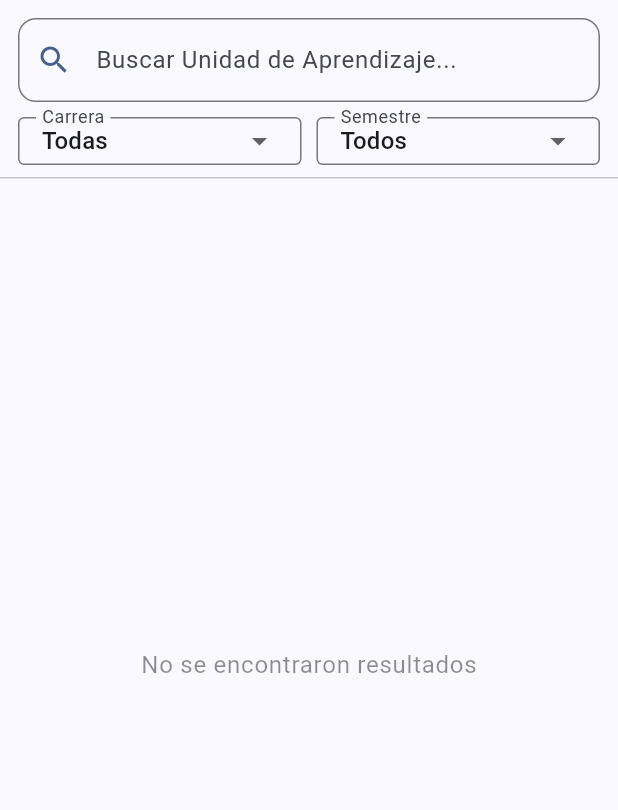
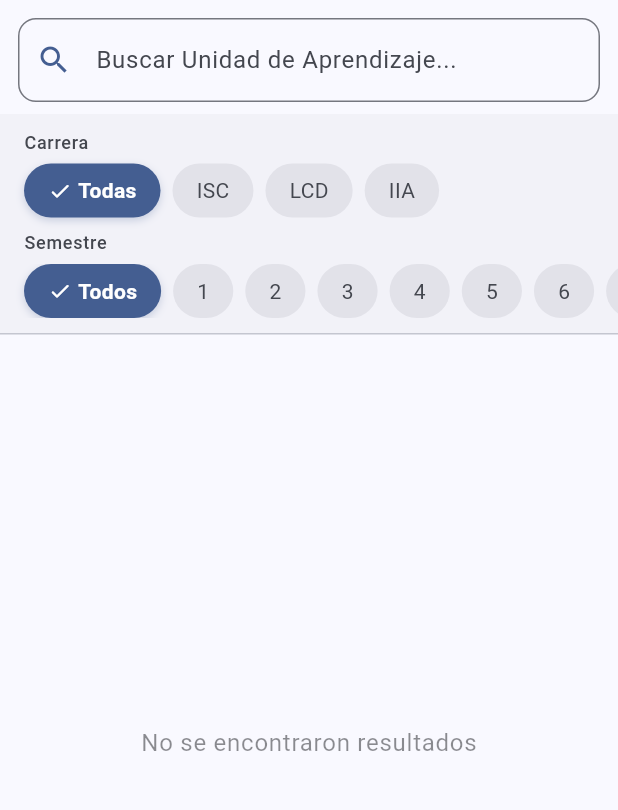
Before and after one commit to diegoyeo/DispositivosMoviles, a Flutter app: the EtsHomePage screen opened directly, on a phone screen of 412 x 824 dp, the part 84-894 px from its top. Run offline on Flutter 3.47's test engine with Material 3 defaults, Android fonts, the phone set to English and light mode, and no system bars; our stand-ins replace flutter_local_notifications, pdf, printing, shared_preferences, sqflite, table_calendar and 1 more; accounts and stored records are empty; network calls fail.

Commit message:
feat: filter chips animados en pantalla Examenes Disponibles
Reemplaza los DropdownButtonFormField por dos filas de chips scrolleables.
Carreras se cargan desde CatalogosProvider con fallback ISC/LCD/IIA.
Animacion de color 200ms, escala 1.05 al presionar, fade 300ms en lista.

Co-Authored-By: Claude Sonnet 4.6 <noreply@anthropic.com>

```diff
--- a/lib/features/ets/presentation/pages/ets_home_page.dart
+++ b/lib/features/ets/presentation/pages/ets_home_page.dart
@@ -2,6 +2,7 @@ import 'package:flutter/material.dart';
 import 'package:provider/provider.dart';
 
 import '../../../../../core/providers/preferences_provider.dart';
+import 'package:dispositivos_moviles/features/catalogos/providers/catalogos_provider.dart';
 import '../providers/ets_provider.dart';
 import '../providers/auth_provider.dart';
 import '../widgets/app_drawers.dart';
@@ -25,6 +26,11 @@ class _EtsHomePageState extends State<EtsHomePage>
   String _carreraFiltro = 'Todas';
   String _semestreFiltro = 'Todos';
 
+  static const List<String> _semestres = [
+    'Todos', '1', '2', '3', '4', '5', '6', '7', '8', '9',
+  ];
+  static const List<String> _carreraFallback = ['ISC', 'LCD', 'IIA'];
+
   @override
   void initState() {
     super.initState();
@@ -35,11 +41,13 @@ class _EtsHomePageState extends State<EtsHomePage>
 
     WidgetsBinding.instance.addPostFrameCallback((_) {
       if (!mounted) return;
+
+      Provider.of<CatalogosProvider>(context, listen: false).loadCarreras();
+
       final auth = Provider.of<AuthProvider>(context, listen: false);
-      if (auth.currentRole == null) return; // invitado: sin preferencias
+      if (auth.currentRole == null) return;
 
-      final pref =
-          Provider.of<PreferencesProvider>(context, listen: false);
+      final pref = Provider.of<PreferencesProvider>(context, listen: false);
       final ets = Provider.of<EtsProvider>(context, listen: false);
 
       final carrera = pref.defaultCarrera;
@@ -62,6 +70,18 @@ class _EtsHomePageState extends State<EtsHomePage>
     super.dispose();
   }
 
+  void _selectCarrera(String value, EtsProvider ets) {
+    setState(() => _carreraFiltro = value);
+    ets.filtrarPorCarrera(value == 'Todas' ? null : value);
+    _listCtrl.forward(from: 0);
+  }
+
+  void _selectSemestre(String value, EtsProvider ets) {
+    setState(() => _semestreFiltro = value);
+    ets.filtrarPorSemestre(value == 'Todos' ? null : value);
+    _listCtrl.forward(from: 0);
+  }
+
   Animation<double> _itemAnim(int index, int total) {
     final start = (index / (total + 1)).clamp(0.0, 0.85);
     final end = (start + 0.4).clamp(0.0, 1.0);
@@ -74,10 +94,16 @@ class _EtsHomePageState extends State<EtsHomePage>
   @override
   Widget build(BuildContext context) {
     final etsProvider = Provider.of<EtsProvider>(context);
+    final catalogos = Provider.of<CatalogosProvider>(context);
     final auth = Provider.of<AuthProvider>(context);
     final cs = Theme.of(context).colorScheme;
     final tt = Theme.of(context).textTheme;
     final esInvitado = auth.currentRole == null;
+
+    final carreraNames = catalogos.carreras.isEmpty
+        ? _carreraFallback
+        : catalogos.carreras.map((c) => c.nombre).toList();
+    final todasCarreras = ['Todas', ...carreraNames];
 
     return Scaffold(
       appBar: AppBar(
@@ -151,13 +177,11 @@ class _EtsHomePageState extends State<EtsHomePage>
 
       body: Column(
         children: [
-          // ── Zona de filtros ──────────────────────────────────────────────
+          // ── Barra de búsqueda ─────────────────────────────────────────────
           Container(
             color: cs.surface,
             padding: const EdgeInsets.fromLTRB(12, 12, 12, 8),
-            child: Column(
-              children: [
-                TextField(
+            child: TextField(
               onChanged: etsProvider.buscarPorMateria,
               decoration: InputDecoration(
                 labelText: 'Buscar Unidad de Aprendizaje...',
@@ -171,61 +195,42 @@ class _EtsHomePageState extends State<EtsHomePage>
                 ),
               ),
             ),
-                const SizedBox(height: 10),
-                Row(
+          ),
+
+          // ── Filtros con chips ─────────────────────────────────────────────
+          Container(
+            color: cs.surfaceContainerHighest.withValues(alpha: 0.3),
+            padding: const EdgeInsets.symmetric(vertical: 10),
+            child: Column(
+              crossAxisAlignment: CrossAxisAlignment.start,
               children: [
-                    // Dropdown Carrera — controlado por estado local
-                    Expanded(
-                      child: _FilterDropdown<String>(
+                _FilterChipRow(
                   label: 'Carrera',
-                        value: _carreraFiltro,
-                        items: const ['Todas', 'ISC', 'LCD', 'IIA'],
-                        cs: cs,
-                        onChanged: (v) {
-                          if (v == null) return;
-                          setState(() => _carreraFiltro = v);
-                          etsProvider.filtrarPorCarrera(
-                              v == 'Todas' ? null : v);
-                        },
+                  chips: todasCarreras,
+                  selected: _carreraFiltro,
+                  onChipTap: (v) => _selectCarrera(v, etsProvider),
                 ),
-                    ),
-                    const SizedBox(width: 10),
-                    // Dropdown Semestre — controlado por estado local
-                    Expanded(
-                      child: _FilterDropdown<String>(
+                const SizedBox(height: 8),
+                _FilterChipRow(
                   label: 'Semestre',
-                        value: _semestreFiltro,
-                        items: const [
-                          'Todos',
-                          '1',
-                          '2',
-                          '3',
-                          '4',
-                          '5',
-                          '6',
-                          '7',
-                          '8',
-                        ],
-                        cs: cs,
-                        onChanged: (v) {
-                          if (v == null) return;
-                          setState(() => _semestreFiltro = v);
-                          etsProvider.filtrarPorSemestre(
-                              v == 'Todos' ? null : v);
-                        },
-                      ),
-                    ),
-                  ],
+                  chips: _semestres,
+                  selected: _semestreFiltro,
+                  onChipTap: (v) => _selectSemestre(v, etsProvider),
                 ),
               ],
             ),
           ),
           Divider(height: 1, color: cs.outlineVariant),
 
-          // ── Lista de resultados ──────────────────────────────────────────
+          // ── Lista de resultados ───────────────────────────────────────────
           Expanded(
+            child: AnimatedSwitcher(
+              duration: const Duration(milliseconds: 300),
+              transitionBuilder: (child, animation) =>
+                  FadeTransition(opacity: animation, child: child),
               child: etsProvider.examenesFiltrados.isEmpty
                   ? Center(
+                      key: const ValueKey('empty'),
                       child: Text(
                         'No se encontraron resultados',
                         style: tt.bodyLarge?.copyWith(
@@ -234,6 +239,7 @@ class _EtsHomePageState extends State<EtsHomePage>
                       ),
                     )
                   : AnimatedBuilder(
+                      key: ValueKey('${_carreraFiltro}_$_semestreFiltro'),
                       animation: _listCtrl,
                       builder: (context, _) {
                         final examenes = etsProvider.examenesFiltrados;
@@ -255,15 +261,13 @@ class _EtsHomePageState extends State<EtsHomePage>
                                 ).animate(anim),
                                 child: _ExamCard(
                                   exam: exam,
-                                onTap: () {
-                                  Navigator.push(
+                                  onTap: () => Navigator.push(
                                     context,
                                     MaterialPageRoute(
                                       builder: (context) =>
                                           ExamDetailPage(exam: exam),
                                     ),
-                                  );
-                                },
+                                  ),
                                 ),
                               ),
                             );
@@ -272,61 +276,148 @@ class _EtsHomePageState extends State<EtsHomePage>
                       },
                     ),
             ),
+          ),
         ],
       ),
     );
   }
 }
 
-// ─── Dropdown de filtro con InputDecoration y valor controlado ─────────────────
+// ─── Fila de chips con etiqueta y scroll horizontal ────────────────────────────
 
-class _FilterDropdown<T> extends StatelessWidget {
-  const _FilterDropdown({
+class _FilterChipRow extends StatelessWidget {
+  const _FilterChipRow({
     required this.label,
-    required this.value,
-    required this.items,
-    required this.cs,
-    required this.onChanged,
+    required this.chips,
+    required this.selected,
+    required this.onChipTap,
   });
 
   final String label;
-  final T value;
-  final List<T> items;
-  final ColorScheme cs;
-  final ValueChanged<T?> onChanged;
+  final List<String> chips;
+  final String selected;
+  final ValueChanged<String> onChipTap;
 
   @override
   Widget build(BuildContext context) {
-    return InputDecorator(
-      decoration: InputDecoration(
-        labelText: label,
-        border: const OutlineInputBorder(),
-        focusedBorder: OutlineInputBorder(
-          borderSide: BorderSide(color: cs.primary, width: 2),
+    final cs = Theme.of(context).colorScheme;
+    final tt = Theme.of(context).textTheme;
+    return Column(
+      crossAxisAlignment: CrossAxisAlignment.start,
+      children: [
+        Padding(
+          padding: const EdgeInsets.only(left: 16, bottom: 6),
+          child: Text(
+            label,
+            style: tt.labelSmall?.copyWith(
+              color: cs.onSurfaceVariant,
+              fontWeight: FontWeight.w500,
+              fontSize: 12,
             ),
-        contentPadding:
-            const EdgeInsets.symmetric(horizontal: 12, vertical: 4),
-        isDense: true,
           ),
-      child: DropdownButtonHideUnderline(
-        child: DropdownButton<T>(
-          value: value,
-          isExpanded: true,
-          isDense: true,
-          items: items
-              .map((item) => DropdownMenuItem<T>(
-                    value: item,
-                    child: Text(item.toString()),
-                  ))
-              .toList(),
-          onChanged: onChanged,
+        ),
+        ScrollConfiguration(
+          behavior:
+              ScrollConfiguration.of(context).copyWith(scrollbars: false),
+          child: SingleChildScrollView(
+            scrollDirection: Axis.horizontal,
+            padding: const EdgeInsets.symmetric(horizontal: 16),
+            child: Row(
+              children: List.generate(chips.length, (i) {
+                return Padding(
+                  padding: EdgeInsets.only(right: i < chips.length - 1 ? 8 : 0),
+                  child: _SelectableChip(
+                    label: chips[i],
+                    selected: chips[i] == selected,
+                    onTap: () => onChipTap(chips[i]),
+                  ),
+                );
+              }),
+            ),
+          ),
+        ),
+      ],
+    );
+  }
+}
+
+// ─── Chip individual con animación de color y escala al presionar ──────────────
+
+class _SelectableChip extends StatefulWidget {
+  const _SelectableChip({
+    required this.label,
+    required this.selected,
+    required this.onTap,
+  });
+
+  final String label;
+  final bool selected;
+  final VoidCallback onTap;
+
+  @override
+  State<_SelectableChip> createState() => _SelectableChipState();
+}
+
+class _SelectableChipState extends State<_SelectableChip> {
+  bool _pressed = false;
+
+  @override
+  Widget build(BuildContext context) {
+    final cs = Theme.of(context).colorScheme;
+    return GestureDetector(
+      onTap: widget.onTap,
+      onTapDown: (_) => setState(() => _pressed = true),
+      onTapUp: (_) => setState(() => _pressed = false),
+      onTapCancel: () => setState(() => _pressed = false),
+      child: AnimatedScale(
+        scale: _pressed ? 1.05 : 1.0,
+        duration: const Duration(milliseconds: 100),
+        curve: Curves.easeOut,
+        child: AnimatedContainer(
+          duration: const Duration(milliseconds: 200),
+          curve: Curves.easeInOut,
+          padding: const EdgeInsets.symmetric(horizontal: 16, vertical: 8),
+          decoration: BoxDecoration(
+            color: widget.selected
+                ? cs.primary
+                : cs.surfaceContainerHighest,
+            borderRadius: BorderRadius.circular(20),
+            boxShadow: widget.selected
+                ? [
+                    BoxShadow(
+                      color: cs.primary.withValues(alpha: 0.25),
+                      blurRadius: 4,
+                      offset: const Offset(0, 2),
+                    ),
+                  ]
+                : [],
+          ),
+          child: Row(
+            mainAxisSize: MainAxisSize.min,
+            children: [
+              if (widget.selected) ...[
+                Icon(Icons.check_rounded, size: 16, color: cs.onPrimary),
+                const SizedBox(width: 4),
+              ],
+              Text(
+                widget.label,
+                style: TextStyle(
+                  color: widget.selected ? cs.onPrimary : cs.onSurfaceVariant,
+                  fontWeight: widget.selected
+                      ? FontWeight.w600
+                      : FontWeight.w400,
+                  fontSize: 14,
+                ),
+              ),
+            ],
+          ),
         ),
       ),
     );
   }
 }
 
-// ─── Tarjeta de examen ────────────────────────────────────────────────────────
+// ─── Tarjeta de examen ─────────────────────────────────────────────────────────
 
 class _ExamCard extends StatelessWidget {
   const _ExamCard({required this.exam, required this.onTap});
```
Lines whose indentation alone changed are shown as unchanged.
